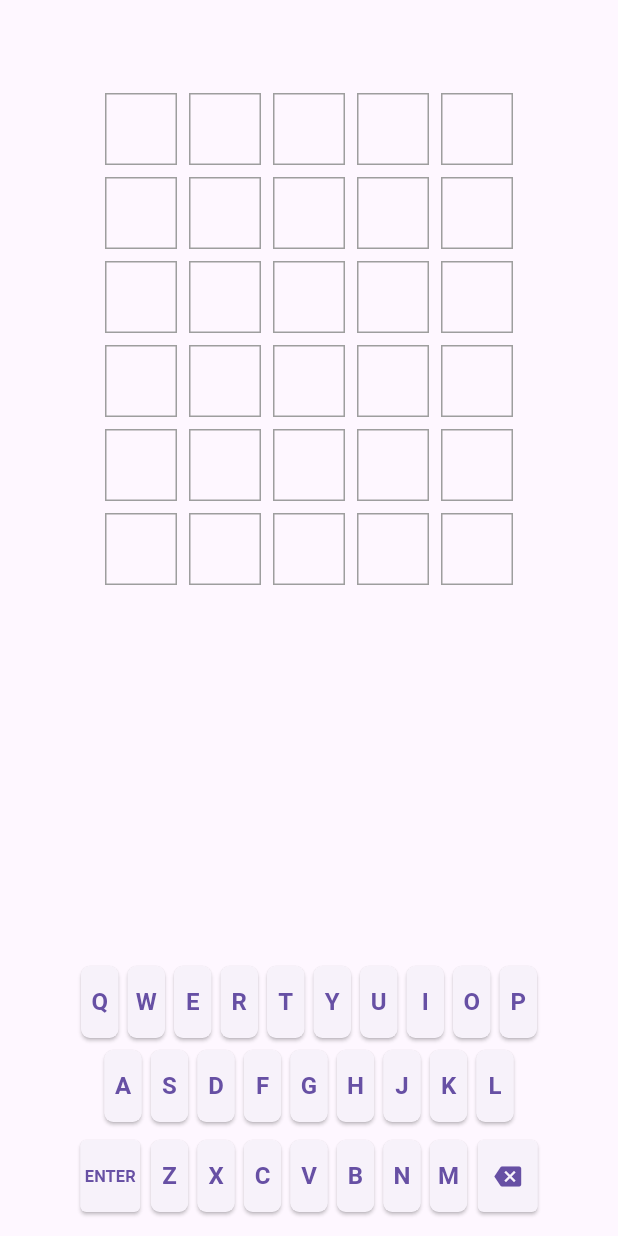
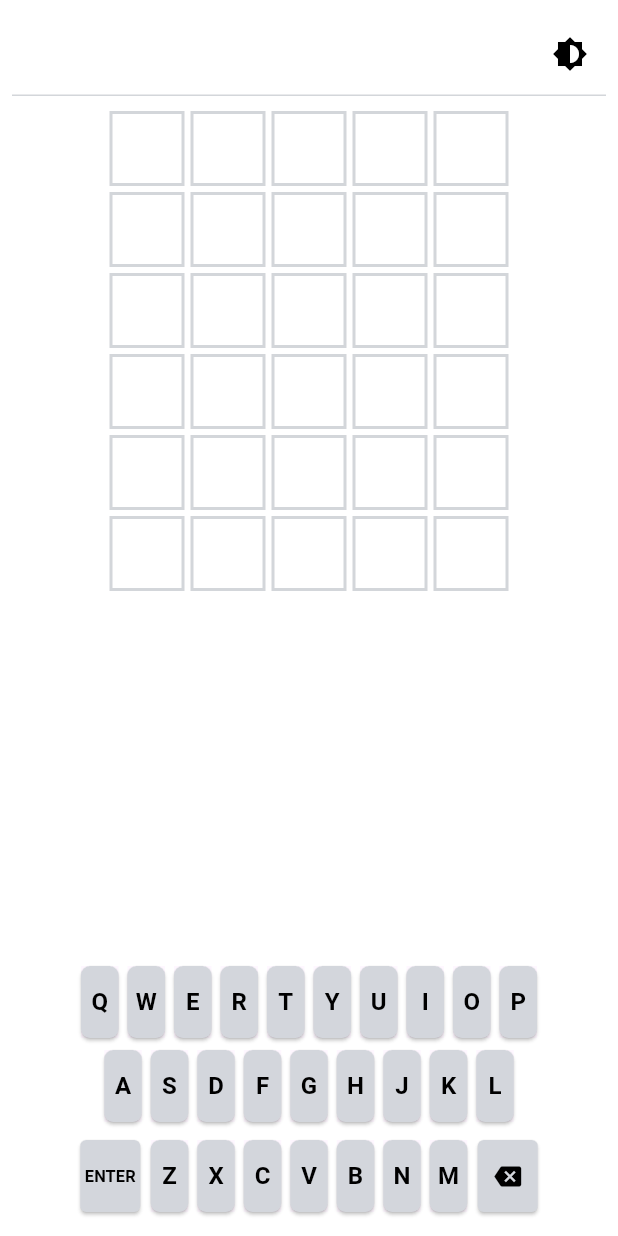
Before and after one commit to Gonzabrow/VSwordle, a Flutter app: the screen it shows after launch, on a phone screen of 412 x 824 dp. Run offline on Flutter 3.47's test engine with Material 3 defaults, Android fonts, the light colour scheme and no system bars.

Commit message:
theme switch

```diff
--- a/lib/const/color.dart
+++ b/lib/const/color.dart
@@ -1,5 +1,124 @@
 import 'package:flutter/material.dart';
 
-const correctColor = Colors.green;
-const presentColor = Colors.yellow;
-const absentColor = Colors.grey;
+class StateColorSet {
+  final Color hit;
+  final Color blow;
+  final Color absent;
+
+  const StateColorSet({
+    required this.hit,
+    required this.blow,
+    required this.absent,
+  });
+
+  static StateColorSet lerp(StateColorSet a, StateColorSet b, double t) {
+    return StateColorSet(
+      hit: Color.lerp(a.hit, b.hit, t)!,
+      blow: Color.lerp(a.blow, b.blow, t)!,
+      absent: Color.lerp(a.absent, b.absent, t)!,
+    );
+  }
+}
+
+class FieldColorSet {
+  final Color Background;
+  final Color BorderPrimary;
+  final Color BorderSecondary;
+  final Color Keyboard;
+  final Color TextPrimary;
+  final Color TextSecondary;
+
+  const FieldColorSet({
+    required this.Background,
+    required this.BorderPrimary,
+    required this.BorderSecondary,
+    required this.Keyboard,
+    required this.TextPrimary,
+    required this.TextSecondary,
+  });
+
+  static FieldColorSet lerp(FieldColorSet a, FieldColorSet b, double t) {
+    return FieldColorSet(
+      Background: Color.lerp(a.Background, b.Background, t)!,
+      BorderPrimary: Color.lerp(a.BorderPrimary, b.BorderPrimary, t)!,
+      BorderSecondary: Color.lerp(a.BorderSecondary, b.BorderSecondary, t)!,
+      Keyboard: Color.lerp(a.Keyboard, b.Keyboard, t)!,
+      TextPrimary: Color.lerp(a.TextPrimary, b.TextPrimary, t)!,
+      TextSecondary: Color.lerp(a.TextSecondary, b.TextSecondary, t)!,
+    );
+  }
+}
+
+@immutable
+class AppColors extends ThemeExtension<AppColors> {
+  final StateColorSet state;
+  final FieldColorSet field;
+
+  const AppColors( {
+    required this.state,
+    required this.field,
+  } );
+
+  @override
+  AppColors copyWith({
+    StateColorSet? state,
+    FieldColorSet? field,
+  }) {
+    return AppColors(
+      state: state ?? this.state,
+      field: field ?? this.field,
+    );
+  }
+
+  @override
+  AppColors lerp(ThemeExtension<AppColors>? other, double t) {
+    if (other is! AppColors) return this;
+
+    return AppColors(
+      state: StateColorSet.lerp(state, other.state, t),
+      field: FieldColorSet.lerp(field, other.field, t),
+    );
+  }
+
+  static const AppColors light = AppColors(
+    state: StateColorSet(
+      hit: Color(0xFF528D4D),
+      blow: Color(0xFFB59F3A),
+      absent: Color(0xFF3A3A3C),
+    ),
+    field: FieldColorSet(
+      Background: Color(0xFFFFFFFF),
+      BorderPrimary: Color(0xFFD3D6DA),
+      BorderSecondary: Color(0xFF86898C),
+      Keyboard: Color(0xFFD3D6DC),
+      TextPrimary: Color(0xFF000000),
+      TextSecondary: Color(0xFF818385),
+    ),
+  );
+  static const AppColors dark = AppColors(
+    state: StateColorSet(
+      hit: Color(0xFF528D4D),
+      blow: Color(0xFFB59F3A),
+      absent: Color(0xFF3A3A3C),
+    ),
+    field: FieldColorSet(
+      Background: Color(0xFF121212),
+      BorderPrimary: Color(0xFF3A3A3C),
+      BorderSecondary: Color(0xFF565759),
+      Keyboard: Color(0xFF818385),
+      TextPrimary: Color(0xFFF8F8F8),
+      TextSecondary: Color(0xFF818385),
+    ),
+  );
+
+  // static const Color darkBackground = Color(0xFF121212);
+  // static const Color darkBorder = Color(0xFF353536);
+  // static const Color darkKeyboard = Color(0xFF818385);
+  // static const Color darkTextPrimary = Color(0xFFFFFFFF);
+
+  // static const Color lightBackground = Color(0xFFF5F5F5);
+
+  // static const Color hit = Color(0xFF528D4D);
+  // static const Color blow = Color(0xFFB59F3A);
+  // static const Color absent = Color(0xFF3A3A3C);
+}
--- a/lib/main.dart
+++ b/lib/main.dart
@@ -1,28 +1,55 @@
 import 'package:flutter/material.dart';
+import 'package:vs_wordle/const/color.dart';
 
 void main() {
   runApp(const MainApp());
 }
 
-class MainApp extends StatelessWidget {
+class MainApp extends StatefulWidget {
   const MainApp({super.key});
+
+  @override
+  State<MainApp> createState() => _MyAppState();
+}
+
+class _MyAppState extends State<MainApp> {
+  ThemeMode _themeMode = ThemeMode.system;
+  Key _appKey = UniqueKey();
+
+  void _toggleThemeMode() {
+    setState(() {
+      _themeMode = _themeMode == ThemeMode.light
+          ? ThemeMode.dark
+          : ThemeMode.light;
+      _appKey = UniqueKey();
+    });
+  }
 
   @override
   Widget build(BuildContext context) {
     return MaterialApp(
       title: 'VSwordle',
       debugShowCheckedModeBanner: false, // これなに？
-      theme: ThemeData(
-        primarySwatch: Colors.blue,
-        visualDensity: VisualDensity.adaptivePlatformDensity,
+
+      key: _appKey,
+      theme: ThemeData.light().copyWith(
+        extensions: const [AppColors.light],
+        splashFactory: NoSplash.splashFactory,
       ),
-      home: GamePage(),
+      darkTheme: ThemeData.dark().copyWith(
+        extensions: const [AppColors.dark],
+        splashFactory: NoSplash.splashFactory,
+      ),
+      themeMode: _themeMode,
+      home: GamePage(onToggleTheme: _toggleThemeMode),
     );
   }
 }
 
 class GamePage extends StatefulWidget {
-  const GamePage({super.key});
+  final VoidCallback onToggleTheme;
+
+  const GamePage({super.key, required this.onToggleTheme});
 
   @override
   State<GamePage> createState() => _GamePageState();
@@ -34,22 +61,44 @@ class _GamePageState extends State<GamePage> {
 
   @override
   Widget build(BuildContext context) {
+    final appColors = Theme.of(context).extension<AppColors>()!;
+
     return Scaffold(
+      backgroundColor: appColors.field.Background,
       body: Padding(
         padding: const EdgeInsets.all(8.0),
         child: Column(
           children: [
-            SizedBox(height: 50),
-            _buildWordGrid(),
+            PreferredSize(
+              preferredSize: Size.fromHeight(1.0),
+              child: AppBar(
+                backgroundColor: appColors.field.Background,
+                elevation: 0,
+                actions: [
+                  IconButton(
+                    icon: Icon(Icons.brightness_6, color: appColors.field.TextPrimary),
+                    onPressed: widget.onToggleTheme,
+                  ),
+                ],
+                shape: Border(
+                  bottom: BorderSide(
+                    color: appColors.field.BorderPrimary,
+                    width: 1.0,
+                  ),
+                ),
+              ),
+            ),
+            const SizedBox(height: 8),
+            _buildWordGrid(appColors),
             Spacer(),
-            _buildKeyboard(),
+            _buildKeyboard(appColors),
           ],
         ),
       )
     );
   }
 
-  Widget _buildWordGrid() {
+  Widget _buildWordGrid(AppColors appColors) {
     final totalRows = 6;
     final wordLength = 5;
 
@@ -68,11 +117,14 @@ class _GamePageState extends State<GamePage> {
           mainAxisAlignment: MainAxisAlignment.center,
           children: letter.split('').map((char) {
             return Container(
-              margin: const EdgeInsets.all(4),
-              width: 48,
-              height: 48,
+              margin: const EdgeInsets.all(2),
+              width: 50,
+              height: 50,
               decoration: BoxDecoration(
-                border: Border.all(color: Colors.grey),
+                border: Border.all(
+                  color: appColors.field.BorderPrimary,
+                  width: 2.0,
+                ),
               ),
               alignment: Alignment.center,
               child: Text(
@@ -86,7 +138,7 @@ class _GamePageState extends State<GamePage> {
     );
   }
 
-  Widget _buildKeyboard() {
+  Widget _buildKeyboard(AppColors appColors) {
     final rows = [
       'QWERTYUIOP',
       'ASDFGHJKL',
@@ -98,28 +150,36 @@ class _GamePageState extends State<GamePage> {
         for (int i = 0; i < 2; i++)
           Row(
             mainAxisAlignment: MainAxisAlignment.center,
-            children: rows[i].split('').map(_buildKeyButton).toList(),
+            children: rows[i]
+              .split('')
+              .map((char) => _buildKeyButton(char, appColors))
+              .toList(),
           ),
         Row(
           mainAxisAlignment: MainAxisAlignment.center,
           children: [
-            _buildSpecialKey('ENTER', _onEnter, flex: 1.5),
-            ...rows[2].split('').map(_buildKeyButton),
-            _buildSpecialKey('Delete', _onBackspace, icon: true, flex: 1.5),
+            _buildSpecialKey('ENTER', _onEnter, appColors, flex: 1.5),
+            ...rows[2]
+              .split('')
+              .map((char) => _buildKeyButton(char, appColors)),
+            _buildSpecialKey('Delete', _onBackspace,appColors, icon: true, flex: 1.5),
           ],
         ),
       ],
     );
   }
 
-  Widget _buildKeyButton(String char) {
+  Widget _buildKeyButton(String char, AppColors appColors) {
     return Padding(
       padding: const EdgeInsets.symmetric(horizontal: 3, vertical: 4),
       child: SizedBox(
         width: 25,
         height: 48,
+        child: Material(
+          elevation: 0,
           child: ElevatedButton(
             style: ElevatedButton.styleFrom(
+              backgroundColor: appColors.field.Keyboard,
               shape: RoundedRectangleBorder(
                 borderRadius: BorderRadius.circular(6),
               ),
@@ -130,8 +190,13 @@ class _GamePageState extends State<GamePage> {
               fit: BoxFit.scaleDown,
               child: Text(
                 char,
-              style: const TextStyle(fontSize: 16, fontWeight: FontWeight.bold),
+                style: TextStyle(
+                  fontSize: 16,
+                  fontWeight: FontWeight.bold,
+                  color: appColors.field.TextPrimary,
+                ),
                 softWrap: false,
+              ),
             ),
           ),
         )
@@ -139,7 +204,7 @@ class _GamePageState extends State<GamePage> {
     );
   }
 
-Widget _buildSpecialKey(String label, VoidCallback onPressed,
+Widget _buildSpecialKey(String label, VoidCallback onPressed, AppColors appColors,
     {bool icon = false, double flex = 1}) {
   return Padding(
     padding: const EdgeInsets.symmetric(horizontal: 4, vertical: 8),
@@ -148,6 +213,7 @@ Widget _buildSpecialKey(String label, VoidCallback onPressed,
       height: 48,
       child: ElevatedButton(
         style: ElevatedButton.styleFrom(
+          backgroundColor: appColors.field.Keyboard,
           shape: RoundedRectangleBorder(
             borderRadius: BorderRadius.circular(4),
           ),
@@ -156,9 +222,13 @@ Widget _buildSpecialKey(String label, VoidCallback onPressed,
         onPressed: onPressed,
         child: FittedBox(
           fit: BoxFit.scaleDown,
-          child: icon ? const Icon(Icons.backspace) : Text(
+          child: icon ? Icon(Icons.backspace, color: appColors.field.TextPrimary) : Text(
             label,
-            style: const TextStyle(fontSize: 16, fontWeight: FontWeight.bold),
+            style: TextStyle(
+              fontSize: 16,
+              fontWeight: FontWeight.bold,
+              color: appColors.field.TextPrimary,
+            ),
             softWrap: false
           ),
         ),
```
Lines whose indentation alone changed are shown as unchanged.
